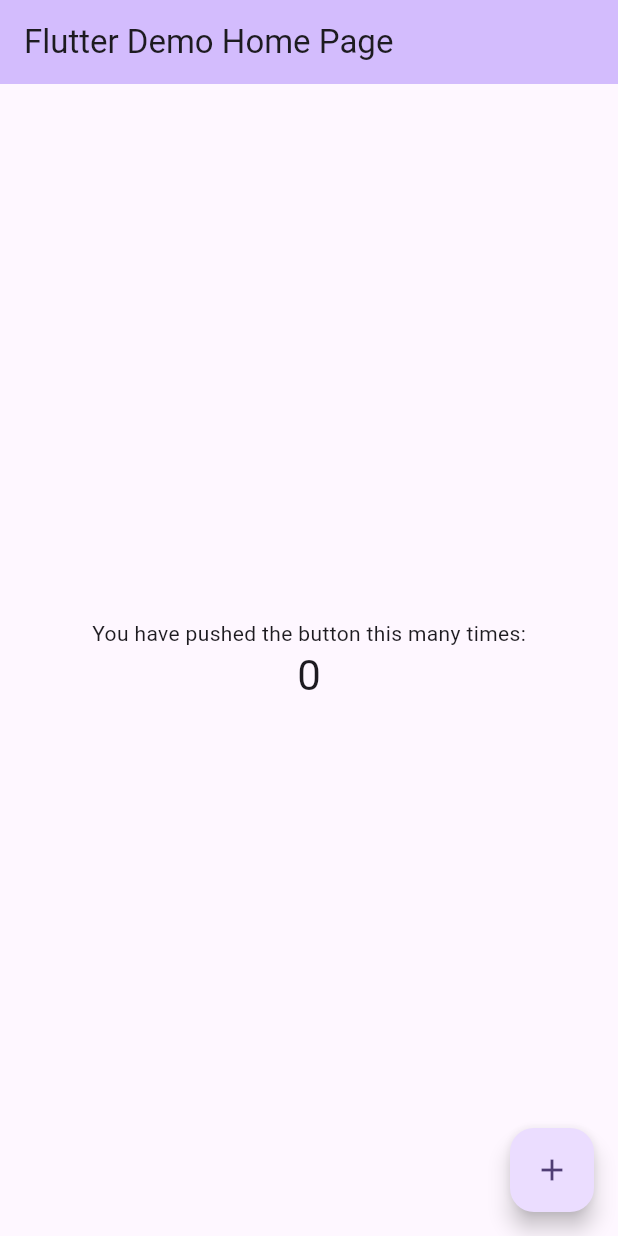
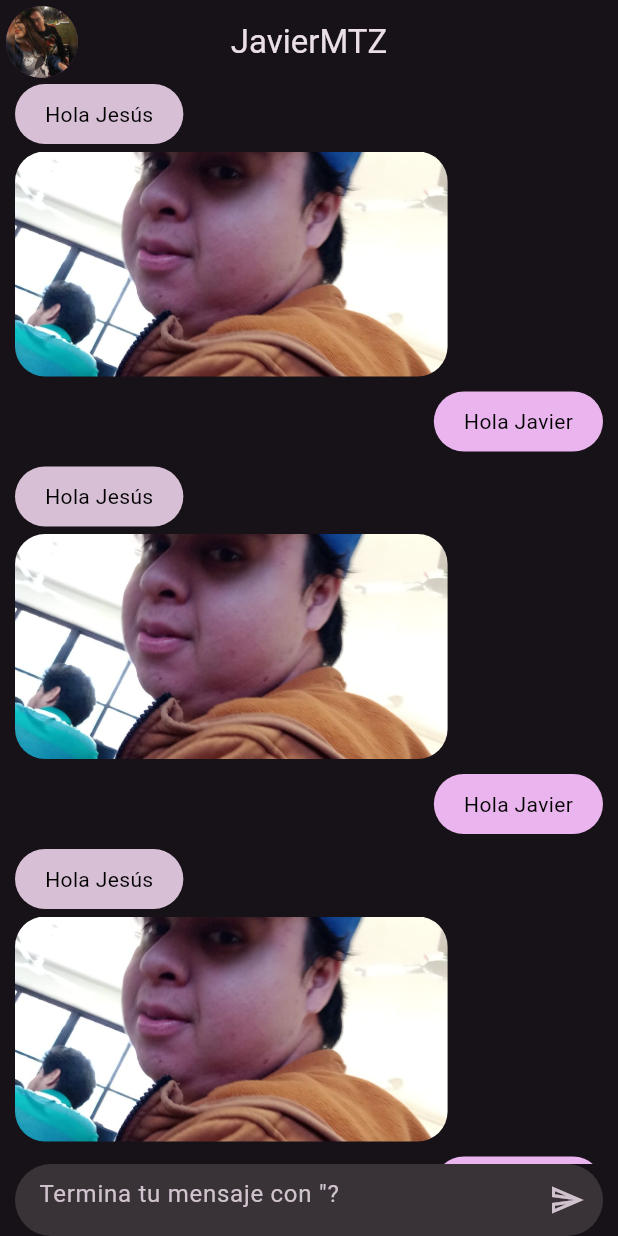
Before and after one commit to JesusKu126/yes_no_app_jesus_ku, a Flutter app: the screen it shows after launch, on a phone screen of 412 x 824 dp. Run offline on Flutter 3.47's test engine with Material 3 defaults, Android fonts, the phone set to English and light mode, and no system bars.

Commit message:
season 5 yes no app complete

```diff
--- /dev/null
+++ b/lib/config/theme/app_theme.dart
@@ -0,0 +1,33 @@
+import 'package:flutter/material.dart';
+
+// Las variables o clases que tengan _ solo se pueden usar en este archivo
+//para colores hexadecimales es 0xFF(y el numero del color)
+const Color _customColor = Color.fromARGB(255, 126, 28, 147);
+
+const List<Color> _colorThemes = [
+// Arreglo de colores
+  _customColor,
+  Colors.blue,
+  Colors.blueGrey,
+  Colors.black,
+  Colors.purple,
+  Colors.cyan,
+  Colors.teal,
+];
+
+class AppTheme {
+  final int selectedColor;
+
+  AppTheme({this.selectedColor = 0})
+      : assert(selectedColor >= 0 && selectedColor <= _colorThemes.length - 1,
+            'Colors most be between 0 and ${_colorThemes.length}');
+
+  ThemeData theme() {
+    return ThemeData(
+        useMaterial3: true,
+        // El número es el número de arreglos que tengo, si pongo
+        //7 me da error porque solo tego 6 posibles resultados de colores
+        colorSchemeSeed: _colorThemes[selectedColor],
+        brightness: Brightness.dark);
+  }
+}
--- a/lib/main.dart
+++ b/lib/main.dart
@@ -1,125 +1,19 @@
 import 'package:flutter/material.dart';
+import 'package:yes_no_app_jesus_ku/config/theme/app_theme.dart';
+import 'package:yes_no_app_jesus_ku/presentation/screens/chat_screen.dart';
 
-void main() {
-  runApp(const MyApp());
-}
+void main() => runApp(const MyApp());
 
 class MyApp extends StatelessWidget {
   const MyApp({super.key});
 
-  // This widget is the root of your application.
   @override
   Widget build(BuildContext context) {
     return MaterialApp(
-      title: 'Flutter Demo',
-      theme: ThemeData(
-        // This is the theme of your application.
-        //
-        // TRY THIS: Try running your application with "flutter run". You'll see
-        // the application has a purple toolbar. Then, without quitting the app,
-        // try changing the seedColor in the colorScheme below to Colors.green
-        // and then invoke "hot reload" (save your changes or press the "hot
-        // reload" button in a Flutter-supported IDE, or press "r" if you used
-        // the command line to start the app).
-        //
-        // Notice that the counter didn't reset back to zero; the application
-        // state is not lost during the reload. To reset the state, use hot
-        // restart instead.
-        //
-        // This works for code too, not just values: Most code changes can be
-        // tested with just a hot reload.
-        colorScheme: ColorScheme.fromSeed(seedColor: Colors.deepPurple),
-        useMaterial3: true,
-      ),
-      home: const MyHomePage(title: 'Flutter Demo Home Page'),
-    );
+        title: 'Yes No App',
+        debugShowCheckedModeBanner: false,
+        // Desde aquí puedo redireccionar lo valores de colores en app theme
+        theme: AppTheme(selectedColor: 0).theme(),
+        home: const ChatScreen());
   }
 }
-
-class MyHomePage extends StatefulWidget {
-  const MyHomePage({super.key, required this.title});
-
-  // This widget is the home page of your application. It is stateful, meaning
-  // that it has a State object (defined below) that contains fields that affect
-  // how it looks.
-
-  // This class is the configuration for the state. It holds the values (in this
-  // case the title) provided by the parent (in this case the App widget) and
-  // used by the build method of the State. Fields in a Widget subclass are
-  // always marked "final".
-
-  final String title;
-
-  @override
-  State<MyHomePage> createState() => _MyHomePageState();
-}
-
-class _MyHomePageState extends State<MyHomePage> {
-  int _counter = 0;
-
-  void _incrementCounter() {
-    setState(() {
-      // This call to setState tells the Flutter framework that something has
-      // changed in this State, which causes it to rerun the build method below
-      // so that the display can reflect the updated values. If we changed
-      // _counter without calling setState(), then the build method would not be
-      // called again, and so nothing would appear to happen.
-      _counter++;
-    });
-  }
-
-  @override
-  Widget build(BuildContext context) {
-    // This method is rerun every time setState is called, for instance as done
-    // by the _incrementCounter method above.
-    //
-    // The Flutter framework has been optimized to make rerunning build methods
-    // fast, so that you can just rebuild anything that needs updating rather
-    // than having to individually change instances of widgets.
-    return Scaffold(
-      appBar: AppBar(
-        // TRY THIS: Try changing the color here to a specific color (to
-        // Colors.amber, perhaps?) and trigger a hot reload to see the AppBar
-        // change color while the other colors stay the same.
-        backgroundColor: Theme.of(context).colorScheme.inversePrimary,
-        // Here we take the value from the MyHomePage object that was created by
-        // the App.build method, and use it to set our appbar title.
-        title: Text(widget.title),
-      ),
-      body: Center(
-        // Center is a layout widget. It takes a single child and positions it
-        // in the middle of the parent.
-        child: Column(
-          // Column is also a layout widget. It takes a list of children and
-          // arranges them vertically. By default, it sizes itself to fit its
-          // children horizontally, and tries to be as tall as its parent.
-          //
-          // Column has various properties to control how it sizes itself and
-          // how it positions its children. Here we use mainAxisAlignment to
-          // center the children vertically; the main axis here is the vertical
-          // axis because Columns are vertical (the cross axis would be
-          // horizontal).
-          //
-          // TRY THIS: Invoke "debug painting" (choose the "Toggle Debug Paint"
-          // action in the IDE, or press "p" in the console), to see the
-          // wireframe for each widget.
-          mainAxisAlignment: MainAxisAlignment.center,
-          children: <Widget>[
-            const Text(
-              'You have pushed the button this many times:',
-            ),
-            Text(
-              '$_counter',
-              style: Theme.of(context).textTheme.headlineMedium,
-            ),
-          ],
-        ),
-      ),
-      floatingActionButton: FloatingActionButton(
-        onPressed: _incrementCounter,
-        tooltip: 'Increment',
-        child: const Icon(Icons.add),
-      ), // This trailing comma makes auto-formatting nicer for build methods.
-    );
-  }
-}
--- /dev/null
+++ b/lib/presentation/screens/chat_screen.dart
@@ -0,0 +1,61 @@
+import 'package:flutter/material.dart';
+import 'package:yes_no_app_jesus_ku/presentation/widgets/chat/him_message._bubble.dart';
+import 'package:yes_no_app_jesus_ku/presentation/widgets/chat/my_message_bubble.dart';
+import 'package:yes_no_app_jesus_ku/presentation/widgets/share/message_field_box.dart';
+
+class ChatScreen extends StatelessWidget {
+  const ChatScreen({super.key});
+
+  @override
+  Widget build(BuildContext context) {
+    return Scaffold(
+      appBar: AppBar(
+        //leading es el espacio que hay antes del título
+        //se envuenle en padding para que se haga pequeño
+        leading: const Padding(
+          padding: EdgeInsets.all(4.0),
+          child: CircleAvatar(
+            backgroundImage: AssetImage('lib/images/JAVI.png'),
+          ),
+        ), //avatar circular
+        title: const Text('JavierMTZ'),
+        centerTitle: true, //para forzar centrar el texto
+      ),
+      body: _ChatView(),
+    );
+  }
+}
+
+// El body se trabaja aquí
+class _ChatView extends StatelessWidget {
+  @override
+  Widget build(BuildContext context) {
+    return SafeArea(
+      // Mueve al 'Mundo' a una zona segura
+      child: Padding(
+        // Para que no estén pegados a los bordes
+        padding: const EdgeInsets.symmetric(horizontal: 10),
+        child: Column(
+          children: [
+            // Fondo del chat
+            Expanded(
+                // ListView dice cuantos elementos tengo y puede cambiar, por eso no es const
+                child: ListView.builder(
+              itemCount: 100,
+              // Como va a construir cada elemento
+              itemBuilder: (context, index) {
+                // Indica cual es el elemento que está rendirizando en este momento
+                return (index % 2 == 0)
+                    ? const HimMessageBubble()
+                    : const MyMessageBubble();
+              },
+            )),
+
+            // Caja de texto
+            const MessageFieldBox(),
+          ],
+        ),
+      ),
+    );
+  }
+}
--- /dev/null
+++ b/lib/presentation/widgets/chat/him_message._bubble.dart
@@ -0,0 +1,64 @@
+import 'package:flutter/material.dart';
+
+class HimMessageBubble extends StatelessWidget {
+  const HimMessageBubble({super.key});
+
+  @override
+  Widget build(BuildContext context) {
+    final colors = Theme.of(context).colorScheme;
+
+    return Column(
+      // Alinear mis mensajes a la izquierda
+      crossAxisAlignment: CrossAxisAlignment.start,
+
+      children: [
+        // Fondo de los mensajes
+        Container(
+          decoration: BoxDecoration(
+              color: colors.secondary,
+
+              // Hacer redondos los mensajes
+              borderRadius: BorderRadius.circular(20)),
+
+          // Separación (más bien ajuste de posición) de los mensajes
+          child: const Padding(
+            padding: EdgeInsets.symmetric(horizontal: 20, vertical: 10),
+
+            // Texto de los mensajes
+            child: Text(
+              'Hola Jesús',
+              style: TextStyle(color: Colors.black),
+            ),
+          ),
+        ),
+
+        // Separación de mensajes
+        const SizedBox(height: 5),
+
+        _ImageBubble(),
+
+        const SizedBox(height: 10),
+        // Todo: Imagen
+      ],
+    );
+  }
+}
+
+//stles para widgets:
+class _ImageBubble extends StatelessWidget {
+  @override
+  Widget build(BuildContext context) {
+    final size = MediaQuery.of(context).size;
+
+    return ClipRRect(
+
+        // Agregar borde a la imagen
+        borderRadius: BorderRadius.circular(20),
+        child: Image.asset(
+          'lib/images/javibb.jpg',
+          width: size.width * 0.7,
+          height: 150,
+          fit: BoxFit.cover,
+        ));
+  }
+}
--- /dev/null
+++ b/lib/presentation/widgets/chat/my_message_bubble.dart
@@ -0,0 +1,42 @@
+import 'package:flutter/material.dart';
+
+class MyMessageBubble extends StatelessWidget {
+  const MyMessageBubble({super.key});
+
+  @override
+  Widget build(BuildContext context) {
+    final colors = Theme.of(context).colorScheme;
+
+    return Column(
+      // Alinear mis mensajes a la derecha
+      crossAxisAlignment: CrossAxisAlignment.end,
+
+      children: [
+        // Fondo de los mensajes
+        Container(
+          decoration: BoxDecoration(
+              color: colors.primary,
+
+              // Hacer redondos los mensajes
+              borderRadius: BorderRadius.circular(20)),
+
+          // Separación (más bien ajuste de posición) de los mensajes
+          child: const Padding(
+            padding: EdgeInsets.symmetric(horizontal: 20, vertical: 10),
+
+            // Texto de los mensajes
+            child: Text(
+              'Hola Javier',
+              style: TextStyle(color: Colors.black),
+            ),
+          ),
+        ),
+
+        // Separación de mensajes
+        const SizedBox(
+          height: 10,
+        )
+      ],
+    );
+  }
+}
--- /dev/null
+++ b/lib/presentation/widgets/share/message_field_box.dart
@@ -0,0 +1,47 @@
+import 'package:flutter/material.dart';
+
+class MessageFieldBox extends StatelessWidget {
+  const MessageFieldBox({super.key});
+
+  @override
+  Widget build(BuildContext context) {
+    final textController = TextEditingController();
+    final focusNode = FocusNode();
+
+    final outlineInputBorder = UnderlineInputBorder(
+        borderSide: const BorderSide(color: Colors.transparent),
+        borderRadius: BorderRadius.circular(40));
+
+    final inputDecoration = InputDecoration(
+      hintText: 'Termina tu mensaje con "?',
+      enabledBorder: outlineInputBorder,
+      focusedBorder: outlineInputBorder,
+      filled: true,
+
+      // Icono de enviar mensaje FUNCIONAL
+      suffixIcon: IconButton(
+        icon: const Icon(Icons.send_outlined),
+        onPressed: () {
+          final textValue = textController.value.text;
+          print('button: $textValue');
+          textController.clear();
+        },
+      ),
+    );
+    // Escribir dentro de la app
+    return TextFormField(
+      // El foco del keyboard
+      onTapOutside: (event) {
+        focusNode.unfocus();
+      },
+      focusNode: focusNode,
+      controller: textController,
+      decoration: inputDecoration,
+      onFieldSubmitted: (value) {
+        print('Submit value $value');
+        textController.clear();
+        focusNode.requestFocus();
+      },
+    );
+  }
+}
--- a/pubspec.yaml
+++ b/pubspec.yaml
@@ -60,9 +60,9 @@ flutter:
   uses-material-design: true
 
   # To add assets to your application, add an assets section, like this:
-  # assets:
-  #   - images/a_dot_burr.jpeg
-  #   - images/a_dot_ham.jpeg
+  assets:
+   - lib/images/
+     #   - images/a_dot_ham.jpeg
 
   # An image asset can refer to one or more resolution-specific "variants", see
   # https://flutter.dev/to/resolution-aware-images
```
Also changed, not shown: lib/images/JAVI.png (added), lib/images/javibb.jpg (added).
